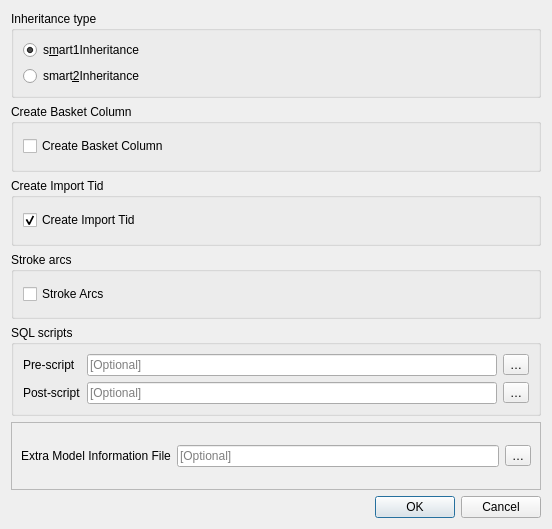
Before: the Qt Designer form QgisModelBaker/ui/ili2db_options.ui in opengisch/QgisModelBaker, drawn with Qt 5.
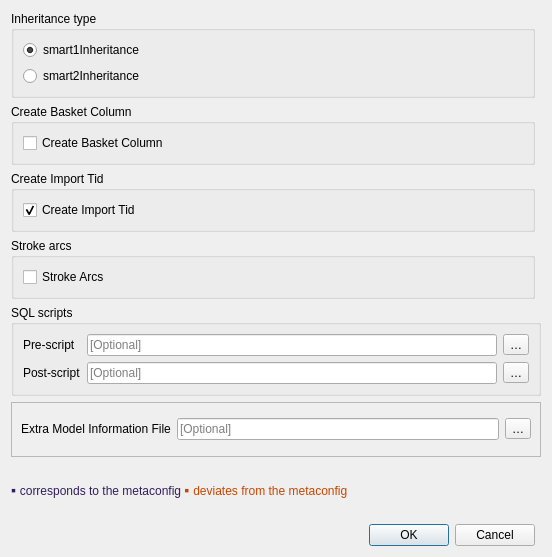
After: the same form once the commit is applied.

Commit message: color styled ili2db setting dialog indicating if the setting is loaded from metaconfig and if it changed

```diff
--- a/QgisModelBaker/ui/ili2db_options.ui
+++ b/QgisModelBaker/ui/ili2db_options.ui
@@ -7,7 +7,7 @@
     <x>0</x>
     <y>0</y>
     <width>552</width>
-    <height>529</height>
+    <height>557</height>
    </rect>
   </property>
   <property name="windowTitle">
@@ -17,77 +17,6 @@
    <bool>true</bool>
   </property>
   <layout class="QGridLayout" name="gridLayout">
-   <item row="5" column="0">
-    <widget class="QFrame" name="frame">
-     <property name="frameShape">
-      <enum>QFrame::StyledPanel</enum>
-     </property>
-     <property name="frameShadow">
-      <enum>QFrame::Raised</enum>
-     </property>
-     <layout class="QGridLayout" name="gridLayout_2">
-      <item row="0" column="0">
-       <widget class="QLabel" name="toml_file_label">
-        <property name="text">
-         <string>Extra Model Information File</string>
-        </property>
-       </widget>
-      </item>
-      <item row="0" column="1">
-       <widget class="QLineEdit" name="toml_file_line_edit">
-        <property name="toolTip">
-         <string>Choose optional TOML file</string>
-        </property>
-        <property name="placeholderText">
-         <string>[Optional]</string>
-        </property>
-       </widget>
-      </item>
-      <item row="0" column="2">
-       <widget class="QToolButton" name="toml_file_browse_button">
-        <property name="toolTip">
-         <string>Browse TOML files</string>
-        </property>
-        <property name="text">
-         <string>…</string>
-        </property>
-       </widget>
-      </item>
-     </layout>
-    </widget>
-   </item>
-   <item row="2" column="0">
-    <widget class="QGroupBox" name="create_import_tid_groupbox">
-     <property name="title">
-      <string>Create Import Tid</string>
-     </property>
-     <layout class="QGridLayout" name="gridLayout_4">
-      <item row="0" column="0">
-       <widget class="QCheckBox" name="create_import_tid_checkbox">
-        <property name="toolTip">
-         <string>&lt;html&gt;&lt;head/&gt;&lt;body&gt;&lt;p&gt;Creates a new column t_ili_tid in all classes, which is mandatory and should be unique, not only for across the current database, but across the whole system.&lt;/p&gt;&lt;p&gt;Normally you should not enable this option directly, but rely on the INTERLIS model and ili2db. The former should have a line enabling OIDs (preferably with UUIDs) and the latter will make sure the database updates the new column every time a new record is created.&lt;/p&gt;&lt;p&gt;&lt;br/&gt;&lt;/p&gt;&lt;/body&gt;&lt;/html&gt;</string>
-        </property>
-        <property name="text">
-         <string>Create Import Tid</string>
-        </property>
-        <property name="checked">
-         <bool>true</bool>
-        </property>
-       </widget>
-      </item>
-     </layout>
-    </widget>
-   </item>
-   <item row="6" column="0">
-    <widget class="QDialogButtonBox" name="buttonBox">
-     <property name="orientation">
-      <enum>Qt::Horizontal</enum>
-     </property>
-     <property name="standardButtons">
-      <set>QDialogButtonBox::Cancel|QDialogButtonBox::Ok</set>
-     </property>
-    </widget>
-   </item>
    <item row="3" column="0">
     <widget class="QGroupBox" name="groupBox_3">
      <property name="title">
@@ -122,7 +51,7 @@
 strategy are mapped using a NewClass strategy. All other classes are mapped using a SuperClass strategy.</string>
         </property>
         <property name="text">
-         <string>s&amp;mart1Inheritance</string>
+         <string>smart1Inheritance</string>
         </property>
         <property name="checked">
          <bool>true</bool>
@@ -136,33 +65,14 @@
 strategy. Concrete classes are mapped using a NewAndSubClass strategy.</string>
         </property>
         <property name="text">
-         <string>smart&amp;2Inheritance</string>
+         <string>smart2Inheritance</string>
         </property>
        </widget>
       </item>
      </layout>
     </widget>
    </item>
-   <item row="1" column="0">
-    <widget class="QGroupBox" name="groupBox">
-     <property name="title">
-      <string>Create Basket Column</string>
-     </property>
-     <layout class="QGridLayout" name="gridLayout_3">
-      <item row="0" column="0">
-       <widget class="QCheckBox" name="create_basket_col_checkbox">
-        <property name="toolTip">
-         <string>&lt;html&gt;&lt;head/&gt;&lt;body&gt;&lt;p&gt;Creates a new column t_basket in class tables which references entries in the additional table t_ili2db_basket.&lt;/p&gt;&lt;p&gt;The T_basket column needs to be filled with the basket to which an object belongs.&lt;/p&gt;&lt;p&gt;&lt;span style=&quot; font-weight:600;&quot;&gt;Warning&lt;/span&gt;&lt;/p&gt;&lt;p&gt;If this option is enabled, it is required to make sure that this column is filled by the database, by default values on QGIS side or manually from the user.&lt;/p&gt;&lt;p&gt;If&lt;span style=&quot; font-style:italic;&quot;&gt; BASKET OID&lt;/span&gt; is defined in the model, it's required to use the basket handling in QGIS. This is currently not automatically detected by the Model Baker and needs to be assured by the user.&lt;/p&gt;&lt;/body&gt;&lt;/html&gt;</string>
-        </property>
-        <property name="text">
-         <string>Create Basket Column</string>
-        </property>
-       </widget>
-      </item>
-     </layout>
-    </widget>
-   </item>
-   <item row="4" column="0">
+   <item row="4" column="0" colspan="2">
     <widget class="QGroupBox" name="groupBox_4">
      <property name="title">
       <string>SQL scripts</string>
@@ -231,6 +141,106 @@
      </layout>
     </widget>
    </item>
+   <item row="5" column="0" colspan="2">
+    <widget class="QFrame" name="frame">
+     <property name="frameShape">
+      <enum>QFrame::StyledPanel</enum>
+     </property>
+     <property name="frameShadow">
+      <enum>QFrame::Raised</enum>
+     </property>
+     <layout class="QGridLayout" name="gridLayout_2">
+      <item row="0" column="0">
+       <widget class="QLabel" name="toml_file_label">
+        <property name="text">
+         <string>Extra Model Information File</string>
+        </property>
+       </widget>
+      </item>
+      <item row="0" column="1">
+       <widget class="QLineEdit" name="toml_file_line_edit">
+        <property name="toolTip">
+         <string>Choose optional TOML file</string>
+        </property>
+        <property name="placeholderText">
+         <string>[Optional]</string>
+        </property>
+       </widget>
+      </item>
+      <item row="0" column="2">
+       <widget class="QToolButton" name="toml_file_browse_button">
+        <property name="toolTip">
+         <string>Browse TOML files</string>
+        </property>
+        <property name="text">
+         <string>…</string>
+        </property>
+       </widget>
+      </item>
+     </layout>
+    </widget>
+   </item>
+   <item row="1" column="0">
+    <widget class="QGroupBox" name="groupBox">
+     <property name="title">
+      <string>Create Basket Column</string>
+     </property>
+     <layout class="QGridLayout" name="gridLayout_3">
+      <item row="0" column="0">
+       <widget class="QCheckBox" name="create_basket_col_checkbox">
+        <property name="toolTip">
+         <string>&lt;html&gt;&lt;head/&gt;&lt;body&gt;&lt;p&gt;Creates a new column t_basket in class tables which references entries in the additional table t_ili2db_basket.&lt;/p&gt;&lt;p&gt;The T_basket column needs to be filled with the basket to which an object belongs.&lt;/p&gt;&lt;p&gt;&lt;span style=&quot; font-weight:600;&quot;&gt;Warning&lt;/span&gt;&lt;/p&gt;&lt;p&gt;If this option is enabled, it is required to make sure that this column is filled by the database, by default values on QGIS side or manually from the user.&lt;/p&gt;&lt;p&gt;If&lt;span style=&quot; font-style:italic;&quot;&gt; BASKET OID&lt;/span&gt; is defined in the model, it's required to use the basket handling in QGIS. This is currently not automatically detected by the Model Baker and needs to be assured by the user.&lt;/p&gt;&lt;/body&gt;&lt;/html&gt;</string>
+        </property>
+        <property name="text">
+         <string>Create Basket Column</string>
+        </property>
+       </widget>
+      </item>
+     </layout>
+    </widget>
+   </item>
+   <item row="7" column="0">
+    <widget class="QDialogButtonBox" name="buttonBox">
+     <property name="orientation">
+      <enum>Qt::Horizontal</enum>
+     </property>
+     <property name="standardButtons">
+      <set>QDialogButtonBox::Cancel|QDialogButtonBox::Ok</set>
+     </property>
+    </widget>
+   </item>
+   <item row="2" column="0">
+    <widget class="QGroupBox" name="create_import_tid_groupbox">
+     <property name="title">
+      <string>Create Import Tid</string>
+     </property>
+     <layout class="QGridLayout" name="gridLayout_4">
+      <item row="0" column="0">
+       <widget class="QCheckBox" name="create_import_tid_checkbox">
+        <property name="toolTip">
+         <string>&lt;html&gt;&lt;head/&gt;&lt;body&gt;&lt;p&gt;Creates a new column t_ili_tid in all classes, which is mandatory and should be unique, not only for across the current database, but across the whole system.&lt;/p&gt;&lt;p&gt;Normally you should not enable this option directly, but rely on the INTERLIS model and ili2db. The former should have a line enabling OIDs (preferably with UUIDs) and the latter will make sure the database updates the new column every time a new record is created.&lt;/p&gt;&lt;p&gt;&lt;br/&gt;&lt;/p&gt;&lt;/body&gt;&lt;/html&gt;</string>
+        </property>
+        <property name="text">
+         <string>Create Import Tid</string>
+        </property>
+        <property name="checked">
+         <bool>true</bool>
+        </property>
+       </widget>
+      </item>
+     </layout>
+    </widget>
+   </item>
+   <item row="6" column="0">
+    <widget class="QLabel" name="metaconfig_info_label">
+     <property name="text">
+      <string>&lt;html&gt;&lt;head/&gt;&lt;body&gt;&lt;p&gt;&lt;span style=&quot; font-size:large; color:#341d5c;&quot;&gt;▪ &lt;/span&gt;&lt;span style=&quot; color:#341d5c;&quot;&gt;corresponds to the metaconfig &lt;/span&gt;&lt;span style=&quot; font-size:large; color:#c64600;&quot;&gt;▪ &lt;/span&gt;&lt;span style=&quot; color:#c64600;&quot;&gt;deviates from the metaconfig&lt;/span&gt;&lt;/p&gt;&lt;/body&gt;&lt;/html&gt;</string>
+     </property>
+     <property name="textFormat">
+      <enum>Qt::RichText</enum>
+     </property>
+    </widget>
+   </item>
   </layout>
  </widget>
  <resources/>
```
The commit also changes 2 other files.
